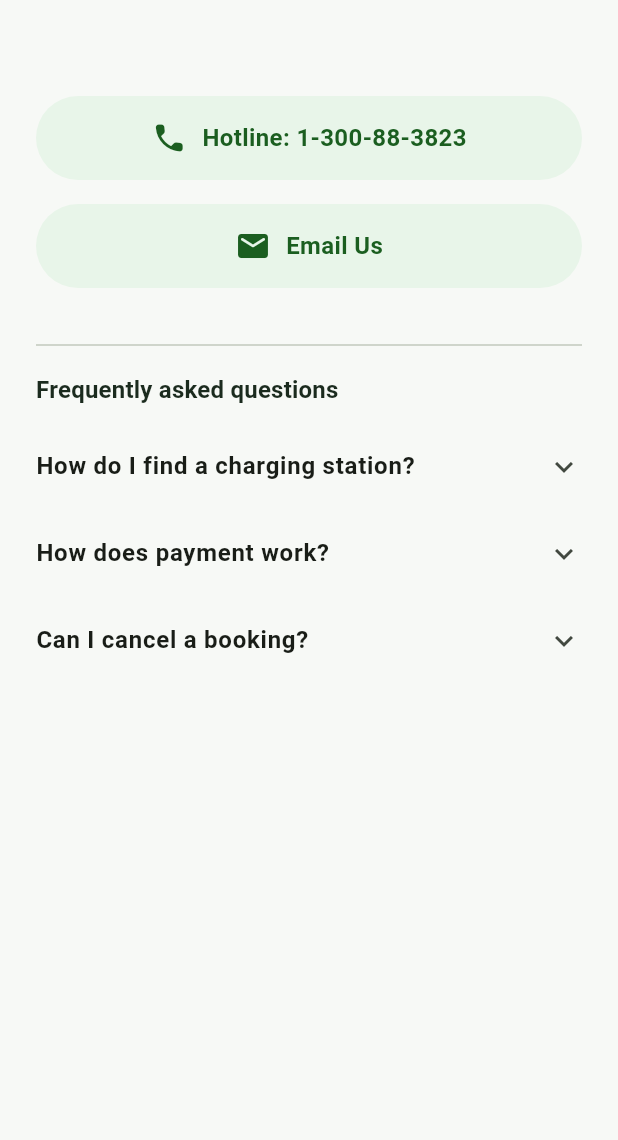
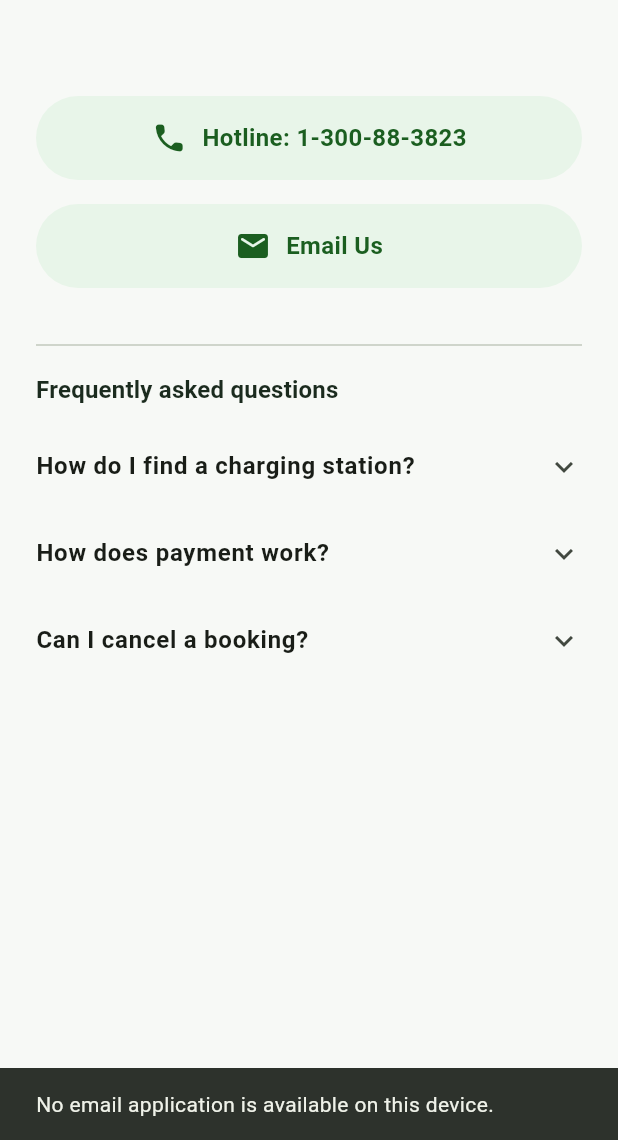
Before and after one commit to jiayee-04/ev_connect, a Flutter app: the HelpSupportScreen screen opened directly, after a tap on "Email Us", on a phone screen of 412 x 824 dp, the part 96-1236 px from its top. Run offline on Flutter 3.47's test engine with Material 3 defaults, Android fonts, the phone set to English and light mode, and no system bars; our stand-ins replace cloud_firestore, firebase_auth, firebase_core, flutter_local_notifications, flutter_map, geolocator and 4 more; accounts and stored records are empty.

Commit message:
Update help and support features

```diff
--- a/lib/screens/profile/help_support_screen.dart
+++ b/lib/screens/profile/help_support_screen.dart
@@ -1,4 +1,6 @@
 import 'package:flutter/material.dart';
+import 'package:url_launcher/url_launcher.dart';
+
 import '../../theme/app_theme.dart';
 import '../../widgets/app_header.dart';
 import '../../widgets/common_widgets.dart';
@@ -6,41 +8,135 @@ import '../../widgets/common_widgets.dart';
 class HelpSupportScreen extends StatelessWidget {
   const HelpSupportScreen({super.key});
 
+  // Open the phone dialer
+  Future<void> _callHotline(BuildContext context) async {
+    final Uri phoneUri = Uri(
+      scheme: 'tel',
+      path: '1300883823',
+    );
+
+    try {
+      final bool launched = await launchUrl(
+        phoneUri,
+        mode: LaunchMode.externalApplication,
+      );
+
+      if (!launched && context.mounted) {
+        ScaffoldMessenger.of(context).showSnackBar(
+          const SnackBar(
+            content: Text(
+              'No phone application is available on this device.',
+            ),
+          ),
+        );
+      }
+    } catch (e) {
+      if (context.mounted) {
+        ScaffoldMessenger.of(context).showSnackBar(
+          SnackBar(
+            content: Text('Unable to open phone: $e'),
+          ),
+        );
+      }
+    }
+  }
+
+  // Open the email application
+  Future<void> _sendEmail(BuildContext context) async {
+    final Uri emailUri = Uri(
+      scheme: 'mailto',
+      path: 'support@evconnect.com',
+      queryParameters: {
+        'subject': 'EV Connect Support',
+      },
+    );
+
+    try {
+      final bool launched = await launchUrl(
+        emailUri,
+        mode: LaunchMode.externalApplication,
+      );
+
+      if (!launched && context.mounted) {
+        ScaffoldMessenger.of(context).showSnackBar(
+          const SnackBar(
+            content: Text(
+              'No email application is available on this device.',
+            ),
+          ),
+        );
+      }
+    } catch (e) {
+      if (context.mounted) {
+        ScaffoldMessenger.of(context).showSnackBar(
+          SnackBar(
+            content: Text('Unable to open email: $e'),
+          ),
+        );
+      }
+    }
+  }
+
   @override
   Widget build(BuildContext context) {
     return Scaffold(
-      appBar: const AppHeader(title: 'Help and Support'),
+      appBar: const AppHeader(
+        title: 'Help and Support',
+      ),
       body: Padding(
         padding: const EdgeInsets.all(24),
         child: Column(
           children: [
             const SizedBox(height: 40),
+
+            // Hotline Button
             RoundedActionButton(
               label: 'Hotline: 1-300-88-3823',
               icon: Icons.call_rounded,
-              onTap: () {},
+              onTap: () => _callHotline(context),
             ),
+
             const SizedBox(height: 16),
+
+            // Email Button
             RoundedActionButton(
               label: 'Email Us',
               icon: Icons.email_rounded,
-              onTap: () {},
+              onTap: () => _sendEmail(context),
             ),
+
             const SizedBox(height: 30),
             const Divider(),
             const SizedBox(height: 10),
+
             Align(
               alignment: Alignment.centerLeft,
-              child: Text('Frequently asked questions',
-                  style: Theme.of(context).textTheme.titleMedium),
+              child: Text(
+                'Frequently asked questions',
+                style: Theme.of(context).textTheme.titleMedium,
+              ),
             ),
+
             const SizedBox(height: 10),
-            _faqTile('How do I find a charging station?',
-                'Go to the Charging Station tab, then use Map or List view and apply filters for connector type, distance or provider.'),
-            _faqTile('How does payment work?',
-                'After booking a slot you can pay with TnG eWallet or a credit/debit card. All payments in this app are simulated for demo purposes.'),
-            _faqTile('Can I cancel a booking?',
-                'Yes, cancelled sessions show up in your Charging History with a Cancelled status.'),
+
+            _faqTile(
+              'How do I find a charging station?',
+              'Go to the Charging Station tab, then use Map or List view '
+                  'and apply filters for connector type, distance or provider.',
+            ),
+
+            _faqTile(
+              'How does payment work?',
+              'After booking a slot you can pay with TnG eWallet or a '
+                  'credit/debit card. All payments in this app are simulated '
+                  'for demo purposes.',
+            ),
+
+            _faqTile(
+              'Can I cancel a booking?',
+              'Yes, cancelled sessions show up in your Charging History '
+                  'with a Cancelled status.',
+            ),
           ],
         ),
       ),
@@ -50,11 +146,23 @@ class HelpSupportScreen extends StatelessWidget {
   Widget _faqTile(String q, String a) {
     return ExpansionTile(
       tilePadding: EdgeInsets.zero,
-      title: Text(q, style: const TextStyle(fontWeight: FontWeight.w700)),
-      childrenPadding: const EdgeInsets.only(bottom: 12),
+      title: Text(
+        q,
+        style: const TextStyle(
+          fontWeight: FontWeight.w700,
+        ),
+      ),
+      childrenPadding: const EdgeInsets.only(
+        bottom: 12,
+      ),
       expandedAlignment: Alignment.centerLeft,
       children: [
-        Text(a, style: const TextStyle(color: AppColors.textMuted)),
+        Text(
+          a,
+          style: const TextStyle(
+            color: AppColors.textMuted,
+          ),
+        ),
       ],
     );
   }
```
Also changed, not shown: pubspec.lock, 2 other files.
